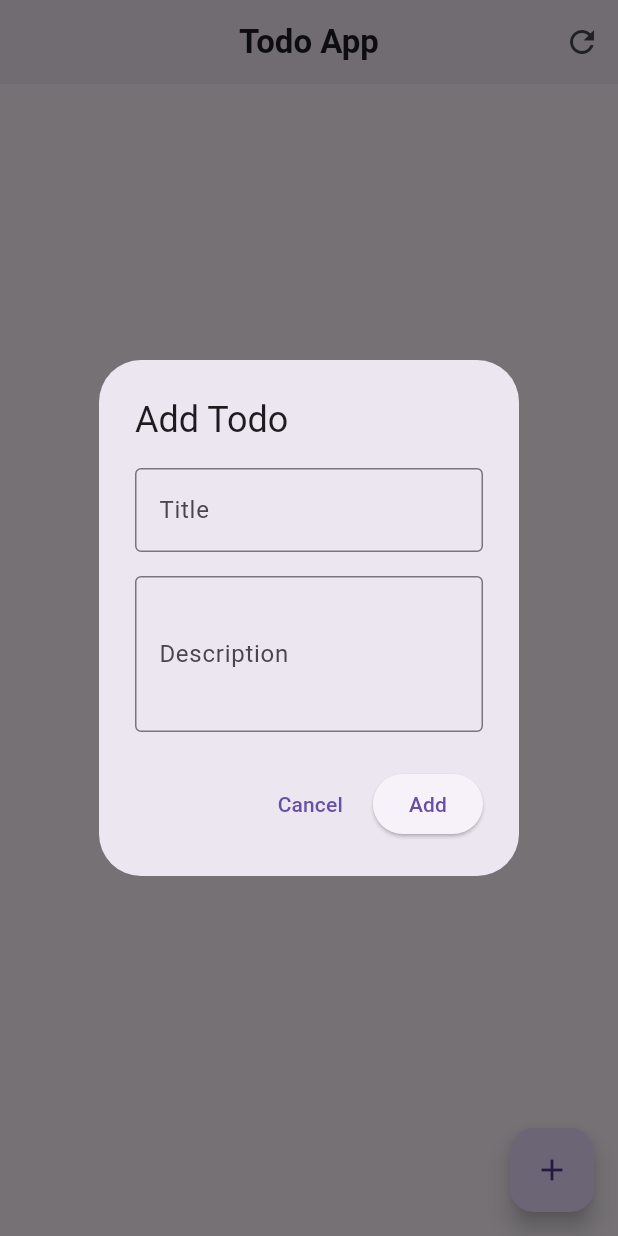
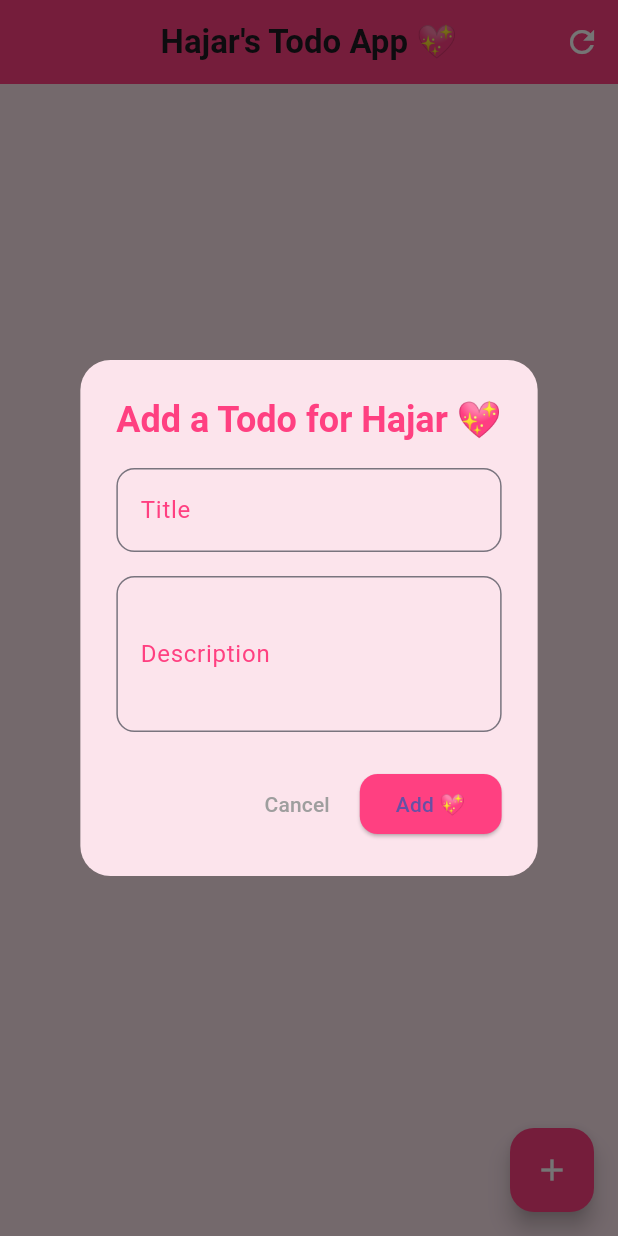
Before and after one commit to EngYoussefElghanam/Todo_full_app, a Flutter app: the screen it shows after launch, after a tap on "Add Todo", on a phone screen of 412 x 824 dp. Run offline on Flutter 3.47's test engine with Material 3 defaults, Android fonts, the phone set to English and light mode, and no system bars; network calls fail.

Commit message:
Update home_screen.dart

```diff
--- a/lib/screens/home_screen.dart
+++ b/lib/screens/home_screen.dart
@@ -12,6 +12,7 @@ class HomeScreen extends StatefulWidget {
 class _HomeScreenState extends State<HomeScreen> {
   List<Todo> todos = [];
   bool isLoading = false;
+
   @override
   void initState() {
     super.initState();
@@ -41,23 +42,39 @@ class _HomeScreenState extends State<HomeScreen> {
     showDialog(
       context: context,
       builder: (context) => AlertDialog(
-        title: Text(todo == null ? 'Add Todo' : 'Edit Todo'),
+        backgroundColor: Colors.pink.shade50,
+        shape: RoundedRectangleBorder(borderRadius: BorderRadius.circular(20)),
+        title: Text(
+          todo == null ? 'Add a Todo for Hajar 💖' : 'Edit Todo for Hajar 💖',
+          style: const TextStyle(
+            color: Colors.pinkAccent,
+            fontWeight: FontWeight.bold,
+          ),
+        ),
         content: Column(
           mainAxisSize: MainAxisSize.min,
           children: [
             TextField(
               controller: titleController,
-              decoration: const InputDecoration(
+              decoration: InputDecoration(
                 labelText: 'Title',
-                border: OutlineInputBorder(),
+                labelStyle: const TextStyle(color: Colors.pinkAccent),
+                border: OutlineInputBorder(
+                  borderRadius: BorderRadius.circular(12),
+                  borderSide: const BorderSide(color: Colors.pinkAccent),
+                ),
               ),
             ),
             const SizedBox(height: 16),
             TextField(
               controller: descController,
-              decoration: const InputDecoration(
+              decoration: InputDecoration(
                 labelText: 'Description',
-                border: OutlineInputBorder(),
+                labelStyle: const TextStyle(color: Colors.pinkAccent),
+                border: OutlineInputBorder(
+                  borderRadius: BorderRadius.circular(12),
+                  borderSide: const BorderSide(color: Colors.pinkAccent),
+                ),
               ),
               maxLines: 3,
             ),
@@ -66,9 +83,15 @@ class _HomeScreenState extends State<HomeScreen> {
         actions: [
           TextButton(
             onPressed: () => Navigator.pop(context),
-            child: const Text('Cancel'),
+            child: const Text('Cancel', style: TextStyle(color: Colors.grey)),
           ),
           ElevatedButton(
+            style: ElevatedButton.styleFrom(
+              backgroundColor: Colors.pinkAccent,
+              shape: RoundedRectangleBorder(
+                borderRadius: BorderRadius.circular(12),
+              ),
+            ),
             onPressed: () async {
               if (titleController.text.trim().isEmpty) {
                 _showError('Title is required');
@@ -78,13 +101,11 @@ class _HomeScreenState extends State<HomeScreen> {
               Navigator.pop(context);
 
               if (todo == null) {
-                // Create new todo
                 await createTodo(
                   titleController.text.trim(),
                   descController.text.trim(),
                 );
               } else {
-                // Update existing todo
                 await updateTodo(
                   todo.id,
                   title: titleController.text.trim(),
@@ -92,7 +113,7 @@ class _HomeScreenState extends State<HomeScreen> {
                 );
               }
             },
-            child: Text(todo == null ? 'Add' : 'Update'),
+            child: Text(todo == null ? 'Add 💖' : 'Update 💖'),
           ),
         ],
       ),
@@ -101,7 +122,21 @@ class _HomeScreenState extends State<HomeScreen> {
 
   void _showError(String message) {
     ScaffoldMessenger.of(context).showSnackBar(
-      SnackBar(content: Text(message), backgroundColor: Colors.red),
+      SnackBar(
+        content: Text(message),
+        backgroundColor: Colors.red.shade300,
+        behavior: SnackBarBehavior.floating,
+      ),
+    );
+  }
+
+  void _showSuccess(String message) {
+    ScaffoldMessenger.of(context).showSnackBar(
+      SnackBar(
+        content: Text(message),
+        backgroundColor: Colors.pink.shade200,
+        behavior: SnackBarBehavior.floating,
+      ),
     );
   }
 
@@ -109,16 +144,10 @@ class _HomeScreenState extends State<HomeScreen> {
     try {
       await ApiServices.createTodo(title, description);
       _loadTodos();
-      _showSuccess('Todo created!');
+      _showSuccess('Todo created for Hajar! 🎀');
     } catch (e) {
       _showError('Failed to create todo: $e');
     }
-  }
-
-  void _showSuccess(String message) {
-    ScaffoldMessenger.of(context).showSnackBar(
-      SnackBar(content: Text(message), backgroundColor: Colors.greenAccent),
-    );
   }
 
   Future<void> updateTodo(
@@ -135,7 +164,7 @@ class _HomeScreenState extends State<HomeScreen> {
         completed: completed,
       );
       _loadTodos();
-      _showSuccess('Updated Successfully!');
+      _showSuccess('Updated Successfully for Hajar! ✨');
     } catch (e) {
       _showError('Failed to update todo');
     }
@@ -145,7 +174,7 @@ class _HomeScreenState extends State<HomeScreen> {
     try {
       await ApiServices.deleteTodo(id);
       _loadTodos();
-    } on Exception catch (e) {
+    } catch (e) {
       _showError('Failed to delete todo $e');
     }
   }
@@ -162,29 +191,38 @@ class _HomeScreenState extends State<HomeScreen> {
   @override
   Widget build(BuildContext context) {
     return Scaffold(
+      backgroundColor: Colors.pink.shade50,
       appBar: AppBar(
+        backgroundColor: Colors.pinkAccent,
         title: const Text(
-          'Todo App',
-          style: TextStyle(fontWeight: FontWeight.w600),
+          'Hajar\'s Todo App 💖',
+          style: TextStyle(fontWeight: FontWeight.bold, fontSize: 22),
         ),
         centerTitle: true,
-        elevation: 2,
+        elevation: 0,
         actions: [
-          IconButton(icon: const Icon(Icons.refresh), onPressed: _loadTodos),
+          IconButton(
+            icon: const Icon(Icons.refresh),
+            onPressed: _loadTodos,
+            color: Colors.white,
+          ),
         ],
       ),
       body: AnimatedSwitcher(
         duration: const Duration(milliseconds: 250),
         child: isLoading
-            ? const Center(child: CircularProgressIndicator())
+            ? const Center(
+                child: CircularProgressIndicator(color: Colors.pinkAccent),
+              )
             : todos.isEmpty
             ? _buildEmptyState()
             : _buildTodoList(),
       ),
       floatingActionButton: FloatingActionButton(
         onPressed: () => _showTodoDialog(),
+        backgroundColor: Colors.pinkAccent,
         shape: RoundedRectangleBorder(borderRadius: BorderRadius.circular(16)),
-        child: const Icon(Icons.add),
+        child: const Icon(Icons.add, color: Colors.white),
       ),
     );
   }
@@ -194,27 +232,28 @@ class _HomeScreenState extends State<HomeScreen> {
       child: Column(
         mainAxisAlignment: MainAxisAlignment.center,
         children: [
-          Icon(Icons.inbox, size: 110, color: Colors.grey.shade400),
+          Icon(Icons.inbox, size: 110, color: Colors.pink.shade200),
           const SizedBox(height: 20),
           Text(
-            'No todos yet',
+            'Hi Hajar, no todos yet!',
             style: TextStyle(
               fontSize: 22,
               fontWeight: FontWeight.w600,
-              color: Colors.grey.shade600,
+              color: Colors.pink.shade300,
             ),
           ),
           const SizedBox(height: 8),
           Text(
-            'Start by adding a new task',
-            style: TextStyle(color: Colors.grey.shade500),
+            'Start by adding a cute new task 💖',
+            style: TextStyle(color: Colors.pink.shade200),
           ),
           const SizedBox(height: 20),
           ElevatedButton.icon(
             onPressed: () => _showTodoDialog(),
-            icon: const Icon(Icons.add),
+            icon: const Icon(Icons.add, color: Colors.white),
             label: const Text('Add Todo'),
             style: ElevatedButton.styleFrom(
+              backgroundColor: Colors.pinkAccent,
               padding: const EdgeInsets.symmetric(horizontal: 24, vertical: 12),
               shape: RoundedRectangleBorder(
                 borderRadius: BorderRadius.circular(12),
@@ -236,20 +275,26 @@ class _HomeScreenState extends State<HomeScreen> {
           duration: const Duration(milliseconds: 250),
           curve: Curves.easeOut,
           child: Card(
+            color: Colors.pink.shade50,
             elevation: 2,
             shape: RoundedRectangleBorder(
-              borderRadius: BorderRadius.circular(14),
+              borderRadius: BorderRadius.circular(16),
             ),
             child: ListTile(
               contentPadding: const EdgeInsets.symmetric(
                 horizontal: 16,
                 vertical: 8,
               ),
-              leading: Checkbox(
-                value: todo.completed,
-                onChanged: (_) => _toggleTodo(todo),
-                shape: RoundedRectangleBorder(
-                  borderRadius: BorderRadius.circular(4),
+              leading: Transform.scale(
+                scale: 1.3,
+                child: Checkbox(
+                  value: todo.completed,
+                  onChanged: (_) => _toggleTodo(todo),
+                  shape: RoundedRectangleBorder(
+                    borderRadius: BorderRadius.circular(6),
+                  ),
+                  activeColor: Colors.pinkAccent,
+                  checkColor: Colors.white,
                 ),
               ),
               title: Text(
@@ -257,6 +302,7 @@ class _HomeScreenState extends State<HomeScreen> {
                 style: TextStyle(
                   fontSize: 17,
                   fontWeight: FontWeight.w600,
+                  color: Colors.pink.shade900,
                   decoration: todo.completed
                       ? TextDecoration.lineThrough
                       : null,
@@ -268,7 +314,7 @@ class _HomeScreenState extends State<HomeScreen> {
                       child: Text(
                         todo.description,
                         style: TextStyle(
-                          color: Colors.grey.shade600,
+                          color: Colors.pink.shade400,
                           fontSize: 14,
                         ),
                       ),
@@ -278,11 +324,11 @@ class _HomeScreenState extends State<HomeScreen> {
                 mainAxisSize: MainAxisSize.min,
                 children: [
                   IconButton(
-                    icon: const Icon(Icons.edit, color: Colors.blue),
+                    icon: const Icon(Icons.edit, color: Colors.pinkAccent),
                     onPressed: () => _showTodoDialog(todo: todo),
                   ),
                   IconButton(
-                    icon: const Icon(Icons.delete, color: Colors.red),
+                    icon: const Icon(Icons.delete, color: Colors.redAccent),
                     onPressed: () => deleteTodo(todo.id),
                   ),
                 ],
```
